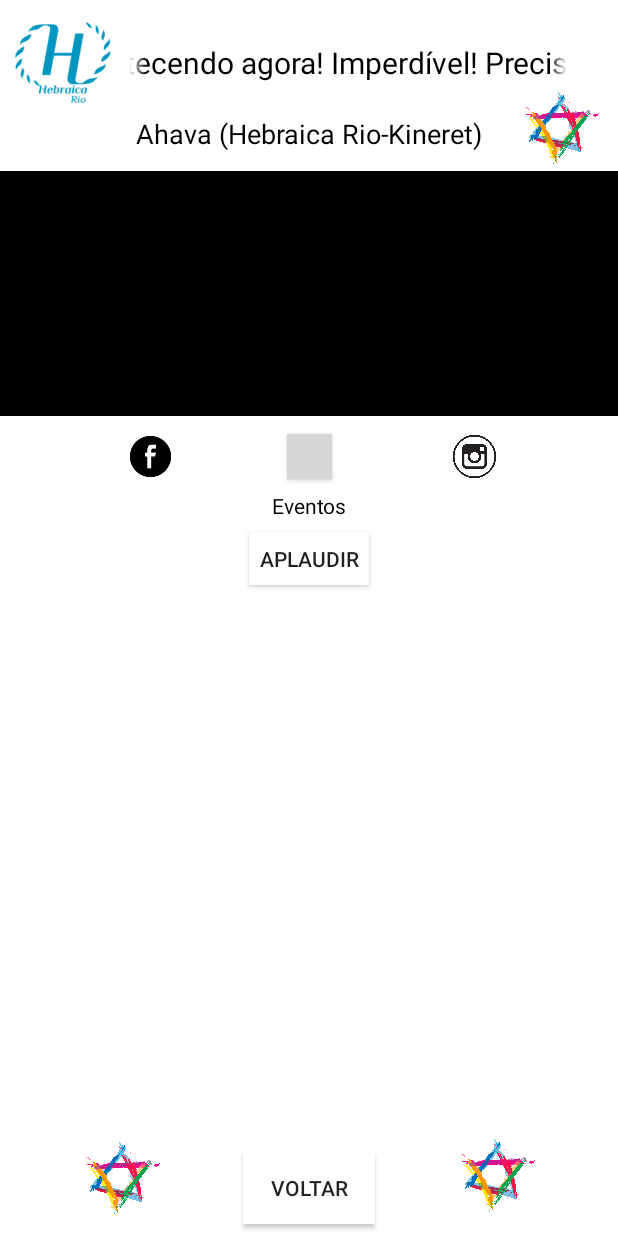
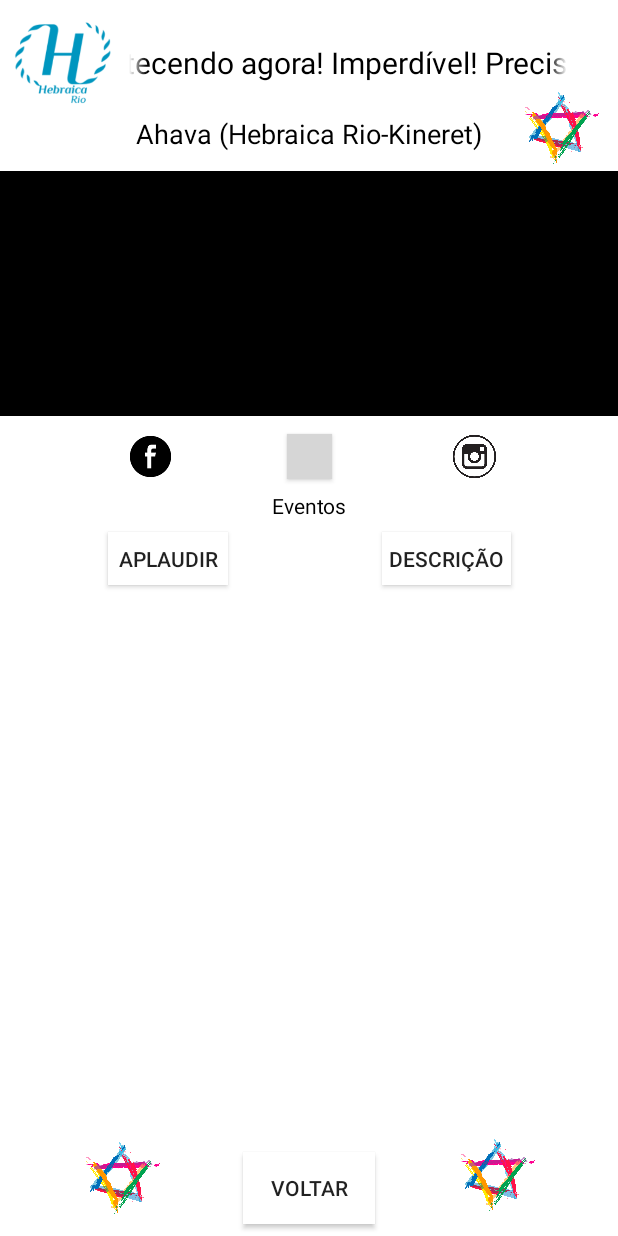
Before and after one commit to IKuuhakuI/festival-hebraica-2019, an Android app: the layout activity_lehakot.xml on its own in the app's theme, with its tools: preview values and no code run, on a phone screen of 412 x 824 dp. Run offline under Robolectric (Android 15) with nearby library versions, the phone set to English and light mode, and no system bars; grey boxes are pictures that could not be loaded.

Commit message:
Adiciona um btn de descricao para as lehakot

```diff
--- a/projeto_danca_android/app/src/main/res/layout/activity_lehakot.xml
+++ b/projeto_danca_android/app/src/main/res/layout/activity_lehakot.xml
@@ -164,13 +164,26 @@
         android:id="@+id/btnVotarBetarId"
         android:layout_width="80dp"
         android:layout_height="35dp"
-        android:layout_marginStart="178dp"
+        android:layout_marginStart="100dp"
         android:layout_marginTop="8dp"
-        android:layout_marginEnd="178dp"
+        android:layout_marginEnd="51dp"
         android:background="@color/White"
         android:text="Aplaudir"
+        app:layout_constraintEnd_toStartOf="@+id/btnDescricaoId"
+        app:layout_constraintStart_toStartOf="parent"
+        app:layout_constraintTop_toBottomOf="@+id/textView3" />
+
+    <Button
+        android:id="@+id/btnDescricaoId"
+        android:layout_width="86dp"
+        android:layout_height="35dp"
+        android:layout_marginStart="51dp"
+        android:layout_marginTop="8dp"
+        android:layout_marginEnd="100dp"
+        android:background="@color/White"
+        android:text="Descrição"
         app:layout_constraintEnd_toEndOf="parent"
-        app:layout_constraintStart_toStartOf="parent"
+        app:layout_constraintStart_toEndOf="@+id/btnVotarBetarId"
         app:layout_constraintTop_toBottomOf="@+id/textView3" />
 
     <TextView
```
Also changed, not shown: projeto_danca_android/app/src/main/java/com/ort/luiz/projeto_danca/LehakaActivity.java (+18 -1 lines).
